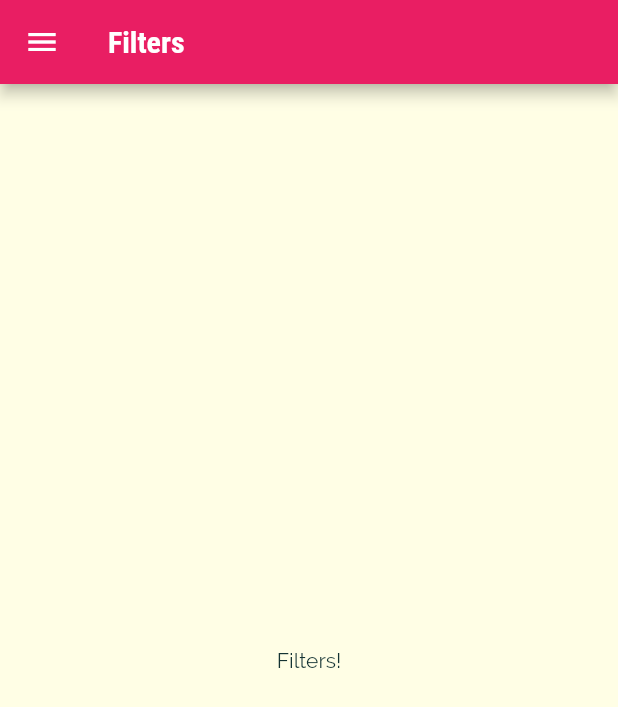
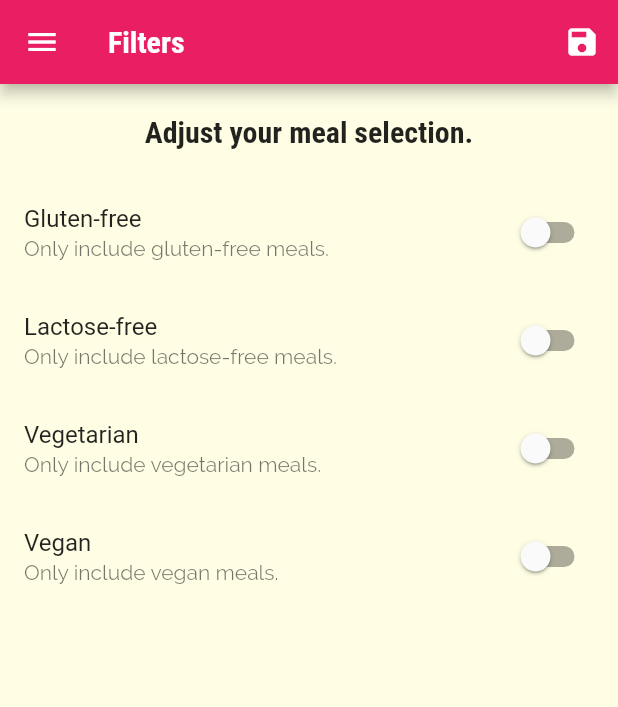
Before and after one commit to afiqaimanafr/meal-app, a Flutter app: the FiltersScreen screen opened by its route, on a phone screen of 412 x 824 dp. Shown: the top 707 px of the screen. Run offline on Flutter 3.47's test engine with Material 2 defaults, Android fonts, the phone set to English and light mode, and no system bars.

Commit message:
latest ui

```diff
--- a/lib/main.dart
+++ b/lib/main.dart
@@ -4,10 +4,47 @@ import './screens/tabs_screen.dart';
 import './screens/meal_detail_screen.dart';
 import './screens/categories_screen.dart';
 import './screens/category_meals_screen.dart';
+import './dummy_data.dart';
+import './models/meal.dart';
 
 void main() => runApp(MyApp());
 
-class MyApp extends StatelessWidget {
+class MyApp extends StatefulWidget {
+  @override
+  State<MyApp> createState() => _MyAppState();
+}
+
+class _MyAppState extends State<MyApp> {
+  Map<String, bool> _filters = {
+    'gluten': false,
+    'lactose': false,
+    'vegan': false,
+    'vegetarian': false,
+  };
+
+  List<Meal> _availableMeals = DUMMY_MEALS;
+
+  void _setFilters(Map<String, bool> filterData) {
+    setState(() {
+      _filters = filterData;
+      _availableMeals = DUMMY_MEALS.where((meal) {
+        if (_filters['gluten'] && !meal.isGlutenFree) {
+          return false;
+        }
+        if (_filters['lactose'] && !meal.isLactoseFree) {
+          return false;
+        }
+        if (_filters['vegan'] && !meal.isVegan) {
+          return false;
+        }
+        if (_filters['vegetarian'] && !meal.isVegetarian) {
+          return false;
+        }
+        return true;
+      }).toList();
+    });
+  }
+
   @override
   Widget build(BuildContext context) {
     return MaterialApp(
@@ -35,9 +72,10 @@ class MyApp extends StatelessWidget {
       debugShowCheckedModeBanner: false,
       routes: {
         '/': (ctx) => TabsScreen(),
-        CategoryMealsScreen.routeNamme: (ctx) => CategoryMealsScreen(),
+        CategoryMealsScreen.routeNamme: (ctx) =>
+            CategoryMealsScreen(_availableMeals),
         MealDetailScreen.routeName: (ctx) => MealDetailScreen(),
-        FiltersScreen.routeName: (ctx) => FiltersScreen(),
+        FiltersScreen.routeName: (ctx) => FiltersScreen(_setFilters, _filters),
       },
 
       // onGenerateRoute: (settings) {
--- a/lib/screens/category_meals_screen.dart
+++ b/lib/screens/category_meals_screen.dart
@@ -1,10 +1,13 @@
 import 'package:flutter/material.dart';
 import '../widgets/meal_item.dart';
-import '../dummy_data.dart';
 import '../models/meal.dart';
 
 class CategoryMealsScreen extends StatefulWidget {
   static const routeNamme = '/category-meals';
+
+  final List<Meal> availableMeals;
+
+  CategoryMealsScreen(this.availableMeals);
 
   @override
   State<CategoryMealsScreen> createState() => _CategoryMealsScreenState();
@@ -27,7 +30,7 @@ class _CategoryMealsScreenState extends State<CategoryMealsScreen> {
           ModalRoute.of(context).settings.arguments as Map<String, String>;
       categoryTitle = routeArgs['title'];
       final categoryId = routeArgs['id'];
-      displayedMeals = DUMMY_MEALS.where((meal) {
+      displayedMeals = widget.availableMeals.where((meal) {
         return meal.categories.contains(categoryId);
       }).toList();
       _loadedInitData = true;
--- a/lib/screens/filters_screen.dart
+++ b/lib/screens/filters_screen.dart
@@ -1,17 +1,132 @@
 import 'package:flutter/material.dart';
 import '../widgets/main_drawer.dart';
 
-class FiltersScreen extends StatelessWidget {
+class FiltersScreen extends StatefulWidget {
   static const routeName = '/filters';
+
+  final Function saveFilters;
+  final Map<String, bool> currentFilters;
+
+  FiltersScreen(this.saveFilters, this.currentFilters);
+
+  @override
+  State<FiltersScreen> createState() => _FiltersScreenState();
+}
+
+class _FiltersScreenState extends State<FiltersScreen> {
+  var _glutenFree = false;
+  var _vegetarian = false;
+  var _vegan = false;
+  var _lactose = false;
+
+  @override
+  initState() {
+    _glutenFree = widget.currentFilters['gluten'];
+    _vegetarian = widget.currentFilters['vegetarian'];
+    _vegan = widget.currentFilters['vegan'];
+    _lactose = widget.currentFilters['lactose'];
+    super.initState();
+  }
+
+  Widget _buildSwitchListTile(
+    String title,
+    String description,
+    bool currentValue,
+    Function updateValue,
+  ) {
+    return SwitchListTile(
+      title: Text(title),
+      subtitle: Text(description),
+      value: currentValue,
+      onChanged: updateValue,
+    );
+  }
+
   @override
   Widget build(BuildContext context) {
     return Scaffold(
       appBar: AppBar(
         title: Text('Filters'),
+        actions: <Widget>[
+          IconButton(
+            onPressed: () {
+              final selectedFilters = {
+                'gluten': _glutenFree,
+                'lactose': _lactose,
+                'vegan': _vegan,
+                'vegetarian': _vegetarian,
+              };
+              widget.saveFilters(selectedFilters);
+            },
+            icon: Icon(Icons.save),
+          ),
+        ],
       ),
       drawer: MainDrawer(),
-      body: Center(
-        child: Text('Filters!'),
+      body: Column(
+        children: <Widget>[
+          Container(
+            padding: EdgeInsets.all(20),
+            child: Text(
+              'Adjust your meal selection.',
+              style: Theme.of(context).textTheme.headline6,
+            ),
+          ),
+          Expanded(
+            child: ListView(
+              children: <Widget>[
+                _buildSwitchListTile(
+                  'Gluten-free',
+                  'Only include gluten-free meals.',
+                  _glutenFree,
+                  (newValue) {
+                    setState(
+                      () {
+                        _glutenFree = newValue;
+                      },
+                    );
+                  },
+                ),
+                _buildSwitchListTile(
+                  'Lactose-free',
+                  'Only include lactose-free meals.',
+                  _lactose,
+                  (newValue) {
+                    setState(
+                      () {
+                        _lactose = newValue;
+                      },
+                    );
+                  },
+                ),
+                _buildSwitchListTile(
+                  'Vegetarian',
+                  'Only include vegetarian meals.',
+                  _vegetarian,
+                  (newValue) {
+                    setState(
+                      () {
+                        _vegetarian = newValue;
+                      },
+                    );
+                  },
+                ),
+                _buildSwitchListTile(
+                  'Vegan',
+                  'Only include vegan meals.',
+                  _vegan,
+                  (newValue) {
+                    setState(
+                      () {
+                        _vegan = newValue;
+                      },
+                    );
+                  },
+                ),
+              ],
+            ),
+          ),
+        ],
       ),
     );
   }
```
